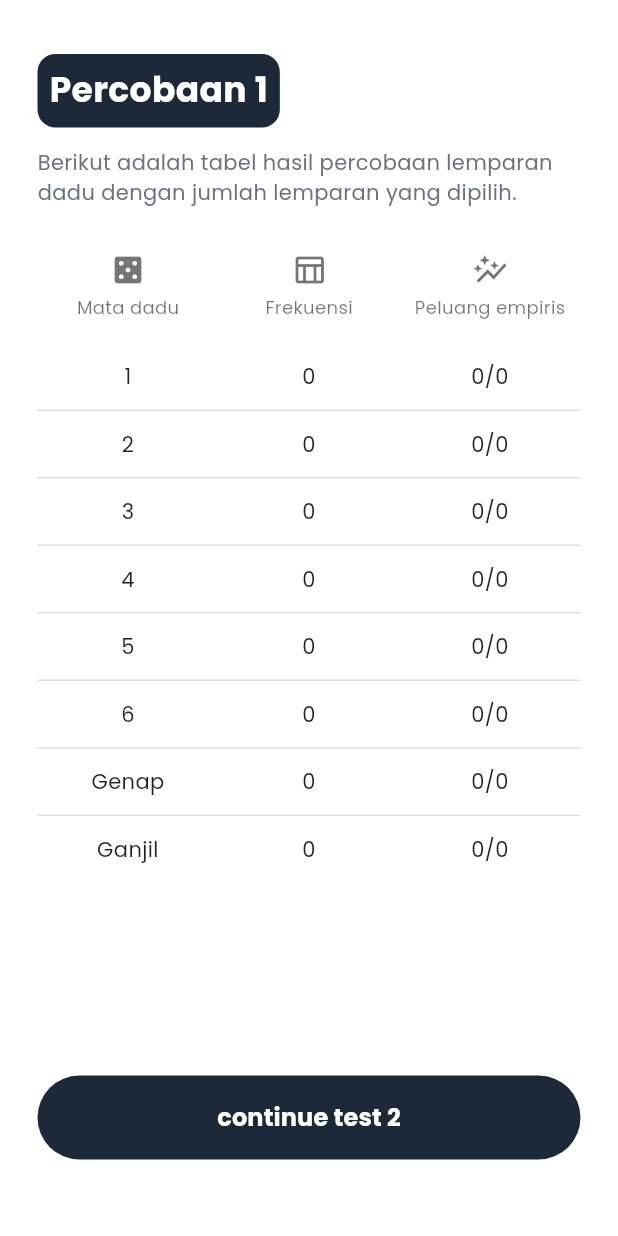
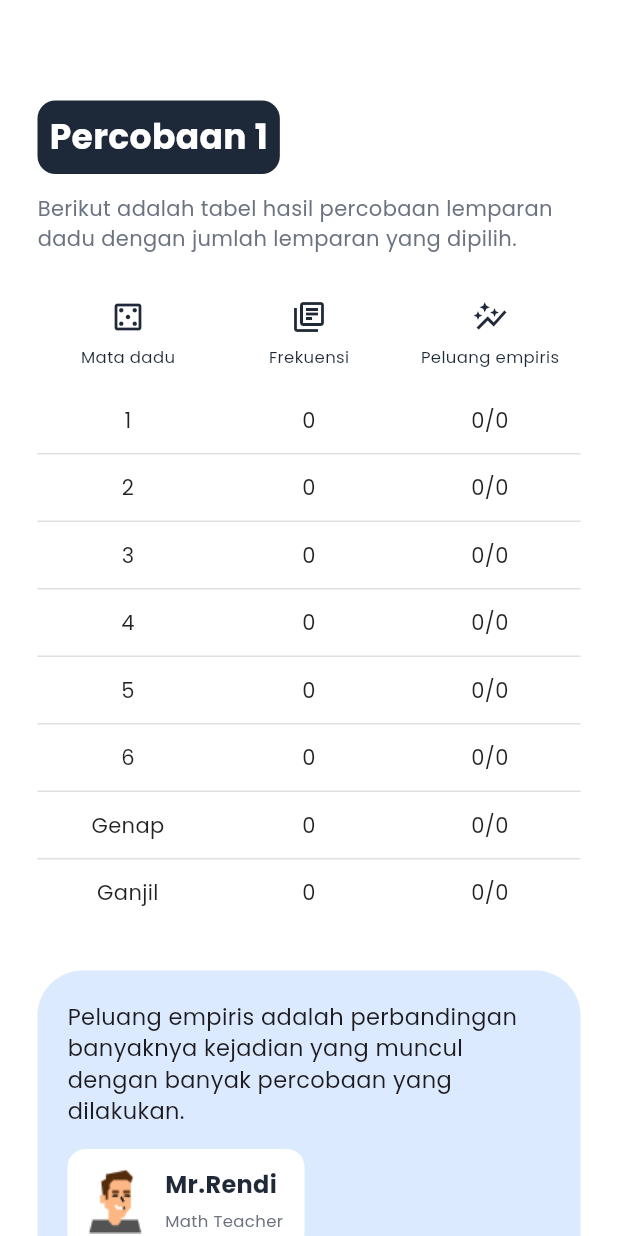
Before and after one commit to Fachryss/PropApp, a Flutter app: the DiceResultsTablePage1 screen opened directly with empty values, on a phone screen of 412 x 824 dp. Run offline on Flutter 3.47's test engine with Material 3 defaults, Android fonts, the phone set to English and light mode, and no system bars; our stand-ins replace shared_preferences; accounts and stored records are empty.

Commit message:
perbaikan ui dice table file

```diff
--- a/lib/screen/dice_table_1.dart
+++ b/lib/screen/dice_table_1.dart
@@ -1,6 +1,8 @@
+import 'dart:async';
+
 import 'package:flutter/material.dart';
 
-class DiceResultsTablePage1 extends StatelessWidget {
+class DiceResultsTablePage1 extends StatefulWidget {
   final int totalRolls;
   final Map<String, int> results;
 
@@ -11,27 +13,45 @@ class DiceResultsTablePage1 extends StatelessWidget {
   });
 
   @override
+  _DiceResultsTablePage1State createState() => _DiceResultsTablePage1State();
+}
+
+class _DiceResultsTablePage1State extends State<DiceResultsTablePage1> {
+  String currentText =
+      "Peluang empiris adalah perbandingan banyaknya kejadian yang muncul dengan banyak percobaan yang dilakukan.";
+
+  @override
+  void initState() {
+    super.initState();
+    // Ganti teks setelah 5 detik (bisa diubah sesuai kebutuhan)
+    Timer(Duration(seconds: 30), () {
+      setState(() {
+        currentText =
+            "Kolom frekuensi berisi hasil random muncul mata dadu masing-masing, peluang empiris berisi nilai frekuensi dibagi dengan total pelemparan yang dipilih.";
+      });
+    });
+  }
+
+  @override
   Widget build(BuildContext context) {
-    // Calculate total for even and odd numbers
-    final int evenTotal =
-        (results['2'] ?? 0) + (results['4'] ?? 0) + (results['6'] ?? 0);
-    final int oddTotal =
-        (results['1'] ?? 0) + (results['3'] ?? 0) + (results['5'] ?? 0);
+    final int evenTotal = (widget.results['2'] ?? 0) +
+        (widget.results['4'] ?? 0) +
+        (widget.results['6'] ?? 0);
+    final int oddTotal = (widget.results['1'] ?? 0) +
+        (widget.results['3'] ?? 0) +
+        (widget.results['5'] ?? 0);
 
     return Scaffold(
       backgroundColor: Colors.white,
-      body: SafeArea(
+      body: SingleChildScrollView(
         child: Padding(
           padding: const EdgeInsets.fromLTRB(25, 20, 25, 51),
           child: Column(
             crossAxisAlignment: CrossAxisAlignment.start,
             children: [
-              SizedBox(
-                height: 16,
-              ),
-              // Header section
+              const SizedBox(height: 47),
               Container(
-                  padding: const EdgeInsets.fromLTRB(8, 8, 8, 8),
+                padding: const EdgeInsets.all(8),
                 decoration: BoxDecoration(
                   color: const Color(0xFF1D2939),
                   borderRadius: BorderRadius.circular(12),
@@ -46,11 +66,9 @@ class DiceResultsTablePage1 extends StatelessWidget {
                           color: Colors.white),
                     ),
                   ),
-                  )),
-
+                ),
+              ),
               const SizedBox(height: 13),
-
-              // Description text
               const Text(
                 'Berikut adalah tabel hasil percobaan lemparan dadu dengan jumlah lemparan yang dipilih.',
                 style: TextStyle(
@@ -59,22 +77,20 @@ class DiceResultsTablePage1 extends StatelessWidget {
                   color: Color(0xFF6B7280),
                 ),
               ),
-
               const SizedBox(height: 30),
-
-              // Table header with icons
               Row(
                 children: [
                   Expanded(
                     child: Column(
                       children: [
-                        Icon(Icons.casino, color: Colors.black54, size: 24),
-                        const SizedBox(height: 4),
+                        Icon(Icons.casino_outlined,
+                            color: Color(0xFF1F2937), size: 24),
+                        const SizedBox(height: 7),
                         const Text(
                           'Mata dadu',
                           style: TextStyle(
-                            fontSize: 12,
-                            color: Colors.black54,
+                            fontSize: 11,
+                            color: Color(0xFF1F2937),
                           ),
                         ),
                       ],
@@ -83,14 +99,14 @@ class DiceResultsTablePage1 extends StatelessWidget {
                   Expanded(
                     child: Column(
                       children: [
-                        Icon(Icons.table_chart_outlined,
-                            color: Colors.black54, size: 24),
-                        const SizedBox(height: 4),
+                        Icon(Icons.library_books_outlined,
+                            color: Color(0xFF1F2937), size: 24),
+                        const SizedBox(height: 7),
                         const Text(
                           'Frekuensi',
                           style: TextStyle(
-                            fontSize: 12,
-                            color: Colors.black54,
+                            fontSize: 11,
+                            color: Color(0xFF1F2937),
                           ),
                         ),
                       ],
@@ -99,13 +115,14 @@ class DiceResultsTablePage1 extends StatelessWidget {
                   Expanded(
                     child: Column(
                       children: [
-                        Icon(Icons.auto_graph, color: Colors.black54, size: 24),
-                        const SizedBox(height: 4),
+                        Icon(Icons.auto_graph,
+                            color: Color(0xFF1F2937), size: 24),
+                        const SizedBox(height: 7),
                         const Text(
                           'Peluang empiris',
                           style: TextStyle(
-                            fontSize: 12,
-                            color: Colors.black54,
+                            fontSize: 11,
+                            color: Color(0xFF1F2937),
                           ),
                         ),
                       ],
@@ -113,40 +130,93 @@ class DiceResultsTablePage1 extends StatelessWidget {
                   ),
                 ],
               ),
-
-              const SizedBox(height: 16),
-
-              // Table rows for each dice face
-              _buildTableRow(
-                  '1', results['1'] ?? 0, results['total_rolls'] ?? 0),
+              const SizedBox(height: 12),
+              _buildTableRow('1', widget.results['1'] ?? 0, widget.totalRolls),
               _buildDivider(),
-              _buildTableRow(
-                  '2', results['2'] ?? 0, results['total_rolls'] ?? 0),
+              _buildTableRow('2', widget.results['2'] ?? 0, widget.totalRolls),
               _buildDivider(),
-              _buildTableRow(
-                  '3', results['3'] ?? 0, results['total_rolls'] ?? 0),
+              _buildTableRow('3', widget.results['3'] ?? 0, widget.totalRolls),
               _buildDivider(),
-              _buildTableRow(
-                  '4', results['4'] ?? 0, results['total_rolls'] ?? 0),
+              _buildTableRow('4', widget.results['4'] ?? 0, widget.totalRolls),
               _buildDivider(),
-              _buildTableRow(
-                  '5', results['5'] ?? 0, results['total_rolls'] ?? 0),
+              _buildTableRow('5', widget.results['5'] ?? 0, widget.totalRolls),
               _buildDivider(),
-              _buildTableRow(
-                  '6', results['6'] ?? 0, results['total_rolls'] ?? 0),
+              _buildTableRow('6', widget.results['6'] ?? 0, widget.totalRolls),
               _buildDivider(),
-
-              // Summary rows (Even and Odd)
-              _buildTableRow('Genap', evenTotal, totalRolls),
+              _buildTableRow('Genap', evenTotal, widget.totalRolls),
               _buildDivider(),
-              _buildTableRow('Ganjil', oddTotal, totalRolls),
-
-              const Spacer(),
-
-              // Continue button
-              SizedBox(
+              _buildTableRow('Ganjil', oddTotal, widget.totalRolls),
+              const SizedBox(height: 30),
+              Container(
                 width: double.infinity,
+                constraints: BoxConstraints(
+                  minHeight: 0,
+                ),
+                padding: const EdgeInsets.all(20),
+                decoration: BoxDecoration(
+                  color: const Color(0xFFDBEAFE),
+                  borderRadius: BorderRadius.circular(30),
+                ),
+                child: Column(
+                  crossAxisAlignment: CrossAxisAlignment.start,
+                  children: [
+                    Text(
+                      currentText,
+                      style: const TextStyle(
+                        fontSize: 15,
+                        fontWeight: FontWeight.w500,
+                      ),
+                    ),
+                    const SizedBox(height: 15),
+                    Container(
+                      width: 158,
+                      height: 68,
+                      padding: const EdgeInsets.fromLTRB(10, 4, 10, 4),
+                      decoration: BoxDecoration(
+                        color: Colors.white,
+                        borderRadius: BorderRadius.circular(12),
+                      ),
+                      child: Row(
+                        children: [
+                          Image.asset(
+                            "assets/image/PakRendi.png",
+                            width: 45,
+                            height: 45,
+                          ),
+                          const SizedBox(width: 10),
+                          Column(
+                            mainAxisAlignment: MainAxisAlignment.center,
+                            crossAxisAlignment: CrossAxisAlignment.start,
+                            children: const [
+                              Text(
+                                "Mr.Rendi",
+                                style: TextStyle(
+                                  fontSize: 16,
+                                  fontWeight: FontWeight.w600,
+                                  color: Color(0xFF1F2937),
+                                ),
+                              ),
+                              SizedBox(height: 5),
+                              Text(
+                                "Math Teacher",
+                                style: TextStyle(
+                                  fontSize: 11,
+                                  fontWeight: FontWeight.w500,
+                                  color: Color(0xFF6B7280),
+                                ),
+                              )
+                            ],
+                          ),
+                        ],
+                      ),
+                    )
+                  ],
+                ),
+              ),
+              const SizedBox(height: 50),
+              Container(
                 height: 56,
+                width: double.infinity,
                 child: ElevatedButton(
                   onPressed: () {
                     Navigator.pushNamed(context, '/test2');
@@ -154,16 +224,17 @@ class DiceResultsTablePage1 extends StatelessWidget {
                   style: ElevatedButton.styleFrom(
                     backgroundColor: const Color(0xFF1D2939),
                     foregroundColor: Colors.white,
+                    elevation: 0,
                     shape: RoundedRectangleBorder(
-                      borderRadius: BorderRadius.circular(28),
+                      borderRadius: BorderRadius.circular(25),
                     ),
-                    elevation: 0,
                   ),
                   child: const Text(
                     'continue test 2',
                     style: TextStyle(
-                      fontSize: 16,
+                      fontSize: 20,
                       fontWeight: FontWeight.w600,
+                      color: Colors.white,
                     ),
                   ),
                 ),
@@ -222,28 +293,3 @@ class DiceResultsTablePage1 extends StatelessWidget {
     );
   }
 }
-
-// Example of how to use this page
-class DiceExperimentResults extends StatelessWidget {
-  const DiceExperimentResults({super.key});
-
-  @override
-  Widget build(BuildContext context) {
-    // Example data - this would normally be passed from the previous page
-    final Map<String, int> mockResults = {
-      '1': 15,
-      '2': 17,
-      '3': 12,
-      '4': 14,
-      '5': 21,
-      '6': 21,
-    };
-
-    final int totalRolls = 100; // Example: 100 rolls
-
-    return DiceResultsTablePage1(
-      totalRolls: totalRolls,
-      results: mockResults,
-    );
-  }
-}
```
Lines whose indentation alone changed are shown as unchanged.
